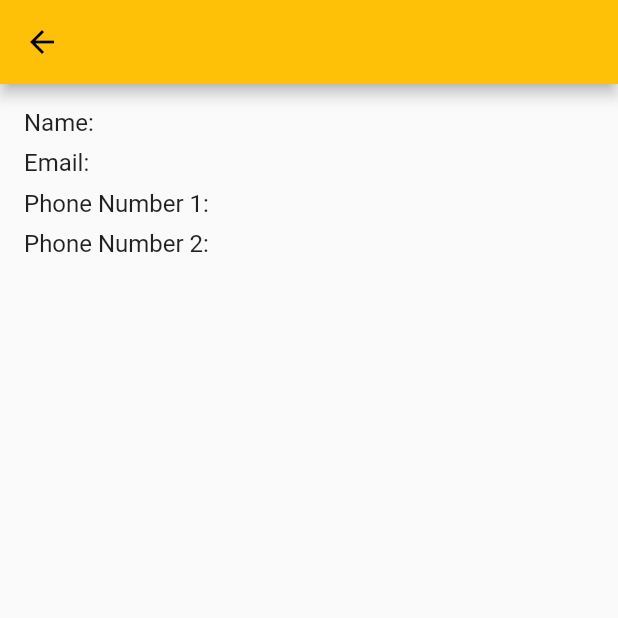
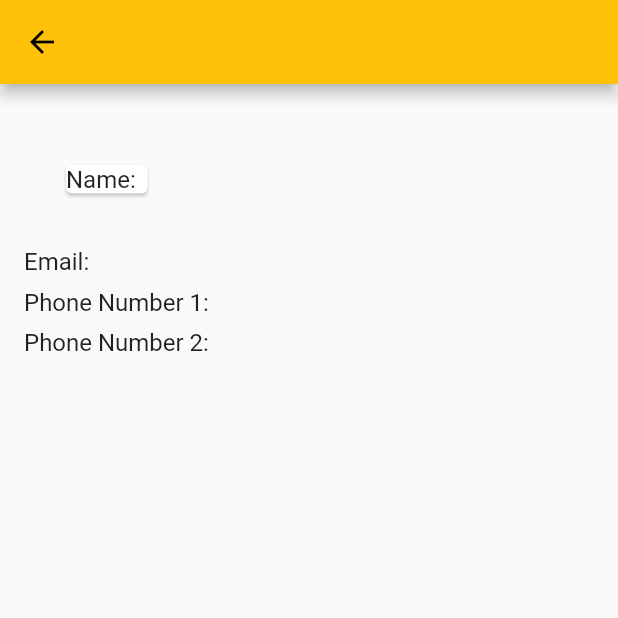
Before and after one commit to Viraj-Sankalpa/Customer-Relashionship-Management-Application, a Flutter app: the CustomerProfileScreen screen opened directly with empty values, on a phone screen of 412 x 824 dp, the top half of it. Run offline on Flutter 3.47's test engine with Material 2 defaults, Android fonts, the phone set to English and light mode, and no system bars; our stand-ins replace cloud_firestore, firebase_auth, firebase_core, form_field_validator, get, hexcolor and 2 more; accounts and stored records are empty; network calls fail.

Commit message:
change details page and debug search screen

```diff
--- a/lib/details_page.dart
+++ b/lib/details_page.dart
@@ -16,9 +16,18 @@ class CustomerProfileScreen extends StatelessWidget {
         child: Column(
           crossAxisAlignment: CrossAxisAlignment.start,
           children: [
-            Text(
-              'Name: ${customer['firstName']} ${customer['lastName']}',
-              style: const TextStyle(fontSize: 16),
+            const SizedBox(height: 10),
+            Padding(padding: const EdgeInsets.all(8,),
+
+              child: Card(
+                margin: const EdgeInsets.all(20),
+
+
+                child: Text(
+                  'Name: ${customer['firstName']} ${customer['lastName']}',
+                  style: const TextStyle(fontSize: 16),
+                ),
+              ),
             ),
             const SizedBox(height: 8),
             Text(
--- a/lib/screens/add_customer.dart
+++ b/lib/screens/add_customer.dart
@@ -53,7 +53,7 @@ class _AddCustomerState extends State<AddCustomer> {
                     title = newValue!; // update title when value is changed
                   });
                 },
-                items: <String>['Mr', 'Ms', 'Mrs', 'Dr', 'Hon']
+                items: <String>['Mr', 'Ms', 'Mrs', 'Dr', 'Hon','Ven']
                     .map<DropdownMenuItem<String>>((String value) {
                   return DropdownMenuItem<String>(
                     value: value,
@@ -232,6 +232,8 @@ class _AddCustomerState extends State<AddCustomer> {
                 },
               ),
 
+
+
               //select company
               const SizedBox(
                 height: 20,
--- a/lib/screens/search_customer.dart
+++ b/lib/screens/search_customer.dart
@@ -50,8 +50,8 @@ class _CustomerSearchScreenState extends State<CustomerSearchScreen> {
               itemCount: searchResult.length,
               itemBuilder: (context, index) {
                 return ListTile(
-                  title: Text(searchResult[index]['firstName']),
-                  subtitle: Text(searchResult[index]['phone1']),
+                  title: Text(searchResult[index]['firstName'].toString()),
+                  subtitle: Text(searchResult[index]['phone1'].toString()),
                   onTap: () {
                     Navigator.push(
                       context,
```
